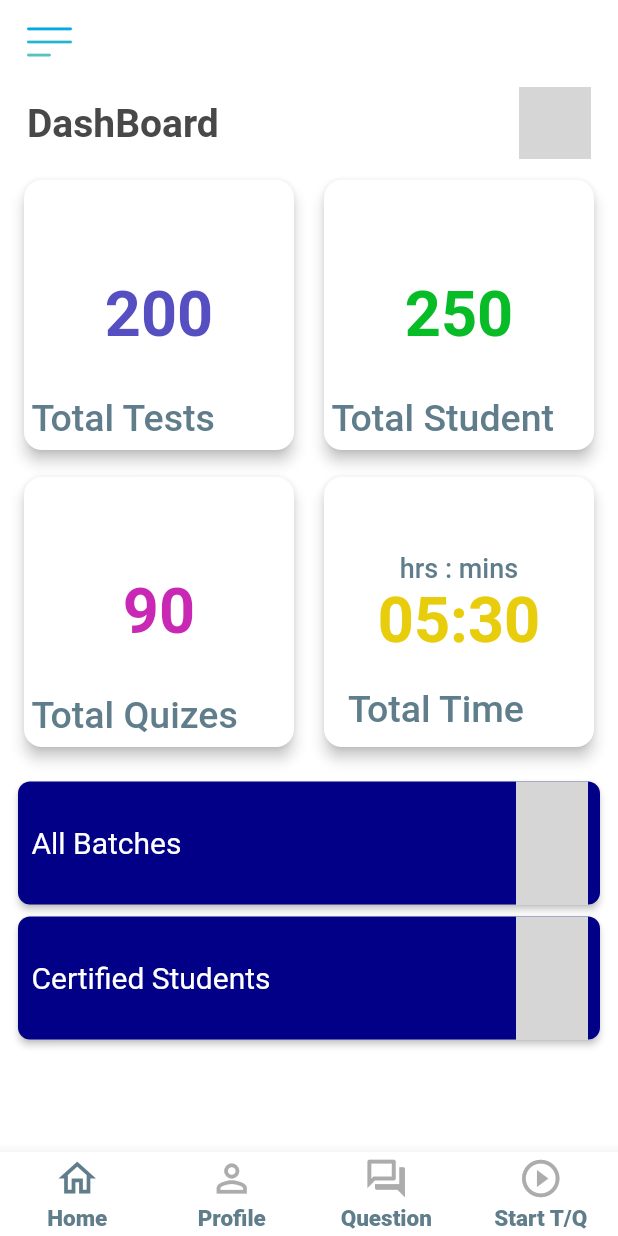
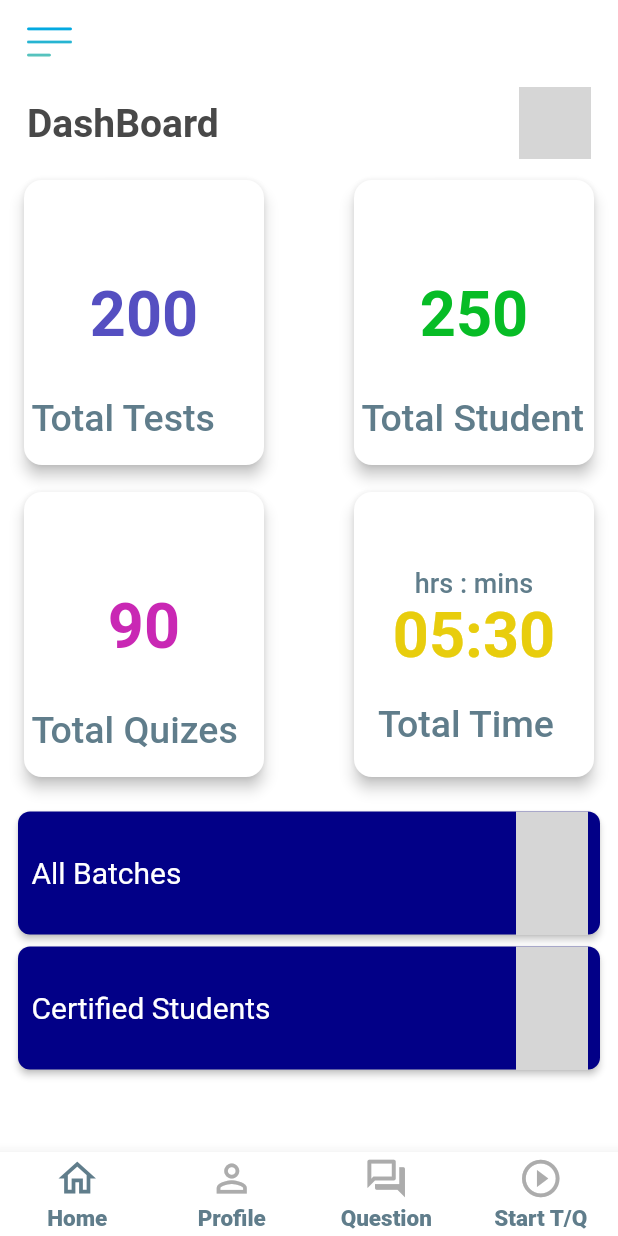
Before and after one commit to Pavel401/quiz_ui, a Flutter app: the screen it shows after launch, on a phone screen of 412 x 824 dp. Run offline on Flutter 3.47's test engine with Material 2 defaults, Android fonts, the phone set to English and light mode, and no system bars; drawn by our look-alikes of custom_navigation_bar; our stand-ins replace hexcolor, motion_toast; missing offline and left inert: flutter_awesome_buttons; grey boxes are pictures that could not be loaded.

Commit message:
final commit

```diff
--- a/lib/colors.dart
+++ b/lib/colors.dart
@@ -1,3 +1,4 @@
+
 import 'package:flutter/cupertino.dart';
 import 'package:flutter/material.dart';
 
--- a/lib/components/card_with_time_tile.dart
+++ b/lib/components/card_with_time_tile.dart
@@ -1,6 +1,6 @@
 import 'package:flutter/material.dart';
 import 'package:hexcolor/hexcolor.dart';
-
+import 'package:motion_toast/motion_toast.dart';
 import '../colors.dart';
 
 class cards_time extends StatefulWidget {
@@ -17,12 +17,13 @@ class cards_time extends StatefulWidget {
 class _cards_timeState extends State<cards_time> {
   @override
   Widget build(BuildContext context) {
-    return Card(
+    return Expanded(
+      child: Card(
         elevation: 4,
         shape: RoundedRectangleBorder(borderRadius: BorderRadius.circular(12)),
         child: Container(
-        height: 180,
-        width: 180,
+       height: 190,
+          width: 160,
           child: Column(
             mainAxisAlignment: MainAxisAlignment.start,
             children: [
@@ -78,6 +79,7 @@ class _cards_timeState extends State<cards_time> {
             ],
           ),
         ),
+      ),
     );
   }
 }
--- a/lib/components/cards.dart
+++ b/lib/components/cards.dart
@@ -24,9 +24,10 @@ class _cardsState extends State<cards> {
     return Card(
       elevation: 4,
       shape: RoundedRectangleBorder(borderRadius: BorderRadius.circular(12)),
+      child: Expanded(
         child: Container(
-        height: 180,
-        width: 180,
+          height: 190,
+          width: 160,
           child: Column(
             mainAxisAlignment: MainAxisAlignment.start,
             children: [
@@ -62,6 +63,7 @@ class _cardsState extends State<cards> {
             ],
           ),
         ),
+      ),
     );
   }
 }
--- a/lib/main.dart
+++ b/lib/main.dart
@@ -1,5 +1,6 @@
 import 'package:flutter/material.dart';
 import 'package:flutter/services.dart';
+import 'package:motion_toast/motion_toast.dart';
 import 'package:quiz_ui/colors.dart';
 import 'package:quiz_ui/views/bottom.dart';
 import 'package:custom_navigation_bar/custom_navigation_bar.dart';
@@ -51,10 +52,21 @@ class _MyHomePageState extends State<MyHomePage> {
         leading: Padding(
           padding: EdgeInsets.only(left: 10),
           child: IconButton(
-            icon: Image.asset(
-              'assets/icons/menu.png',
-              height: 80,
-              width: 100,
+            icon: InkWell(
+              onTap: () {
+                MotionToast.success(
+                        title: "Menu Clicked",
+                        titleStyle: TextStyle(fontWeight: FontWeight.bold),
+                        description: "Feature is under developement",
+                        descriptionStyle: TextStyle(fontSize: 12),
+                        width: 300)
+                    .show(context);
+              },
+              child: Image.asset(
+                'assets/icons/menu.png',
+                height: 80,
+                width: 100,
+              ),
             ),
             tooltip: 'Menu',
             onPressed: () {},
--- a/pubspec.yaml
+++ b/pubspec.yaml
@@ -37,6 +37,7 @@ dependencies:
   flutter_awesome_buttons: ^1.1.0
   hexcolor: ^2.0.5
   custom_navigation_bar: ^0.8.2
+  motion_toast: ^2.0.0
 
 dev_dependencies:
   flutter_test:
```
Also changed, not shown: lib/components/custom_tile.dart (+13 -1 lines), lib/views/bottom.dart (+63 -6 lines), pubspec.lock. Lines whose indentation alone changed are shown as unchanged.
